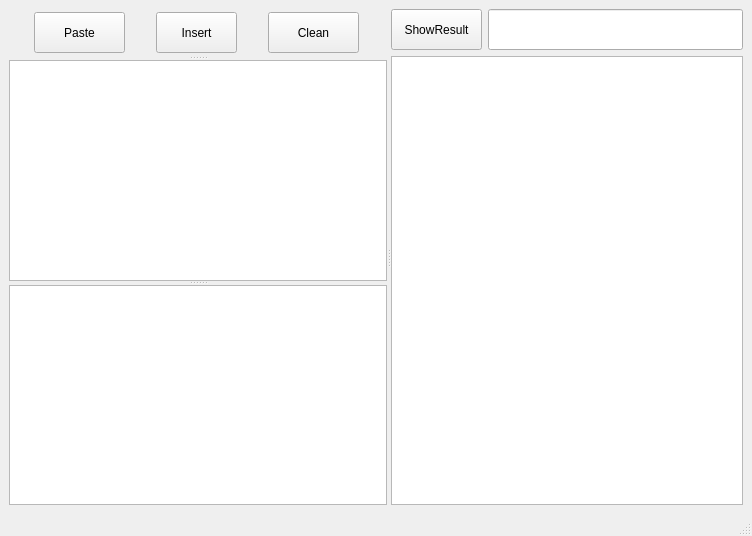
This is AutoMyCCode/db/automyccode.ui in weilaidb/pyqt5 as Qt 5 draws it before an edit. The edited form follows.
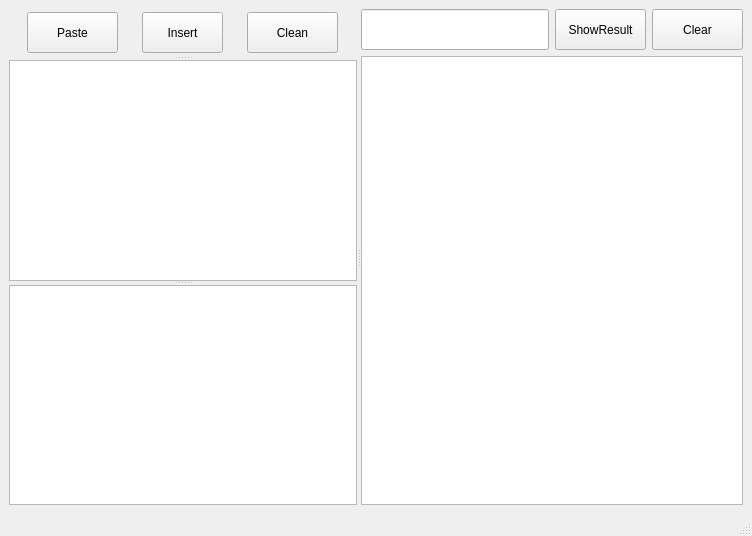
This is the edited form.

```diff
--- a/AutoMyCCode/db/automyccode.ui
+++ b/AutoMyCCode/db/automyccode.ui
@@ -24,7 +24,7 @@
        <property name="orientation">
         <enum>Qt::Vertical</enum>
        </property>
-       <widget class="QWidget" name="">
+       <widget class="QWidget" name="layoutWidget">
         <layout class="QHBoxLayout" name="horizontalLayout">
          <item>
           <widget class="QPushButton" name="pushButton_paste">
@@ -101,25 +101,6 @@
        <layout class="QVBoxLayout" name="verticalLayout_2">
         <item>
          <layout class="QHBoxLayout" name="horizontalLayout_2">
-          <item>
-           <widget class="QPushButton" name="pushButton_showresult">
-            <property name="minimumSize">
-             <size>
-              <width>91</width>
-              <height>41</height>
-             </size>
-            </property>
-            <property name="maximumSize">
-             <size>
-              <width>91</width>
-              <height>41</height>
-             </size>
-            </property>
-            <property name="text">
-             <string>ShowResult</string>
-            </property>
-           </widget>
-          </item>
           <item>
            <widget class="QLineEdit" name="lineEdit_search">
             <property name="minimumSize">
@@ -136,6 +117,44 @@
             </property>
            </widget>
           </item>
+          <item>
+           <widget class="QPushButton" name="pushButton_showresult">
+            <property name="minimumSize">
+             <size>
+              <width>91</width>
+              <height>41</height>
+             </size>
+            </property>
+            <property name="maximumSize">
+             <size>
+              <width>91</width>
+              <height>41</height>
+             </size>
+            </property>
+            <property name="text">
+             <string>ShowResult</string>
+            </property>
+           </widget>
+          </item>
+          <item>
+           <widget class="QPushButton" name="pushButton_searchclean">
+            <property name="minimumSize">
+             <size>
+              <width>91</width>
+              <height>41</height>
+             </size>
+            </property>
+            <property name="maximumSize">
+             <size>
+              <width>91</width>
+              <height>41</height>
+             </size>
+            </property>
+            <property name="text">
+             <string>Clear</string>
+            </property>
+           </widget>
+          </item>
          </layout>
         </item>
         <item>
```
